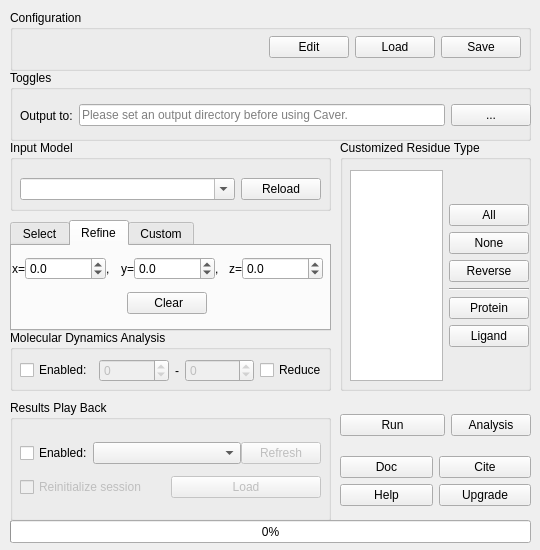
Before: the Qt Designer form Caver4/ui/caver.ui in YaoYinYing/caver-pymol-plugin, drawn with Qt 5.
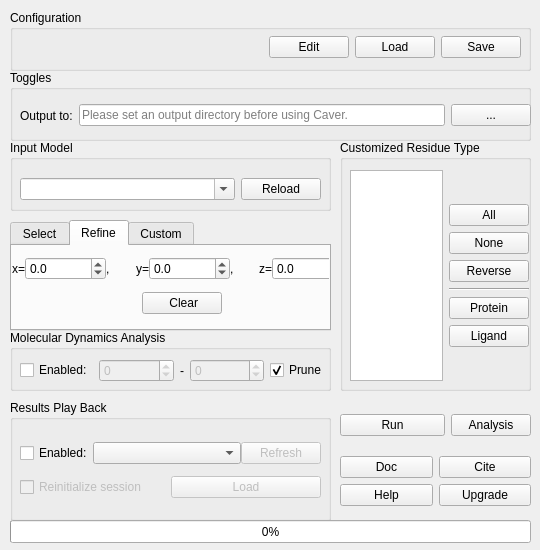
After: the same form once the commit is applied. The open tabs and pages were chosen to show the change.

Diff of the .ui file:
```diff
--- a/Caver4/ui/caver.ui
+++ b/Caver4/ui/caver.ui
@@ -590,7 +590,10 @@
        <item>
         <widget class="QCheckBox" name="checkBox_reduceMD_Input">
          <property name="text">
-          <string>Reduce</string>
+          <string>Prune</string>
+         </property>
+         <property name="checked">
+          <bool>true</bool>
          </property>
         </widget>
        </item>
@@ -829,7 +832,7 @@
       <rect>
        <x>0</x>
        <y>-1</y>
-       <width>311</width>
+       <width>341</width>
        <height>81</height>
       </rect>
      </property>
```
Left out of the diff: 5 changed lines with no effect on the pictures.
